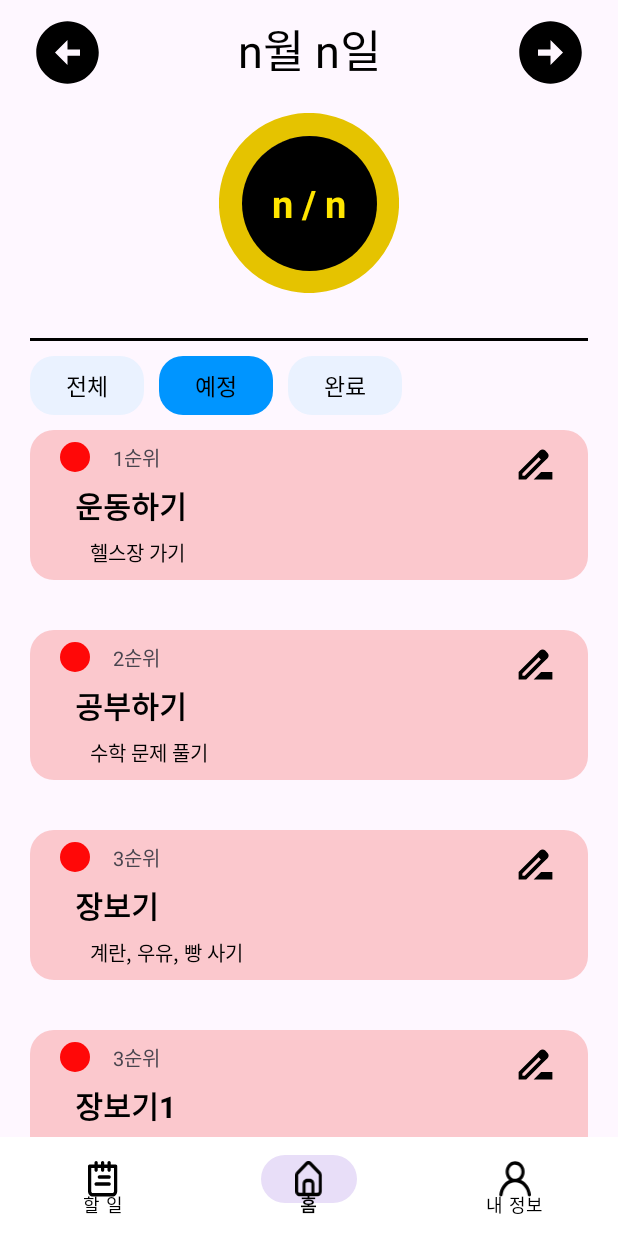
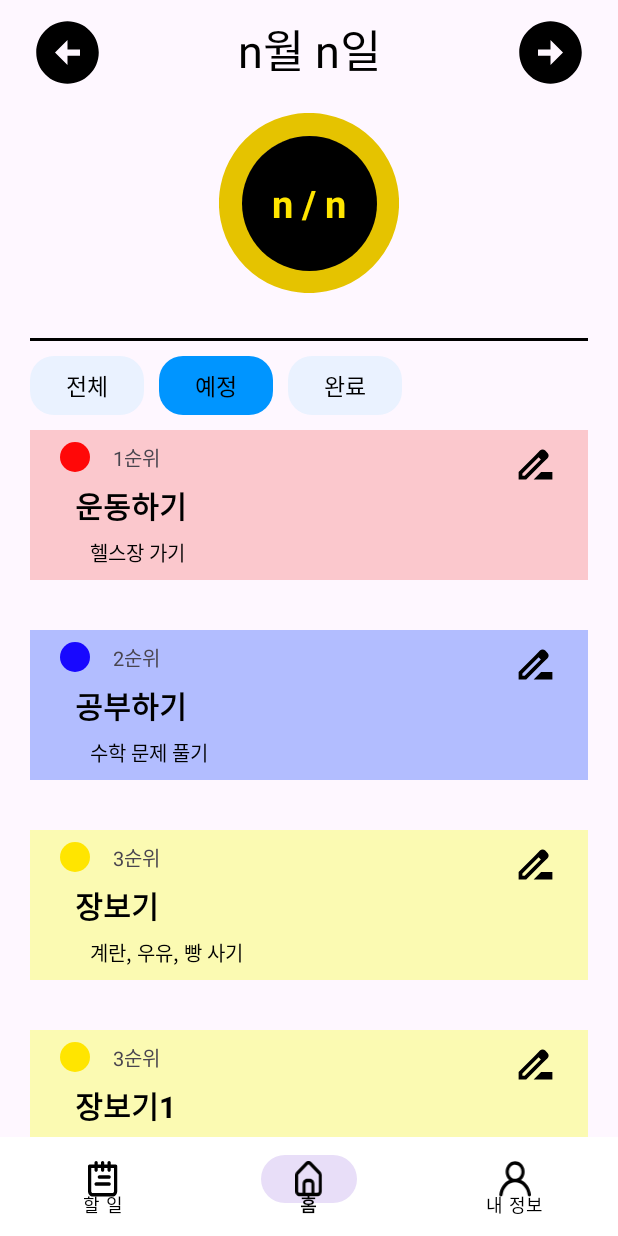
Before and after one commit to OSSW-HideInBash/Android, an Android app: the fragment TodoFragment placed in its activity, on a phone screen of 412 x 824 dp. Run offline under Robolectric (Android 15) with nearby library versions, the phone set to English and light mode, and no system bars.

Commit message:
[Feat] Todo Recycler View 우선 순위에 따라 색상 변경

```diff
--- a/app/src/main/java/com/hideinbash/tododudu/TodoAdapter.kt
+++ b/app/src/main/java/com/hideinbash/tododudu/TodoAdapter.kt
@@ -5,6 +5,7 @@ import android.view.View
 import android.view.ViewGroup
 import android.widget.ImageView
 import android.widget.TextView
+import androidx.core.content.ContextCompat
 import androidx.recyclerview.widget.RecyclerView
 
 class TodoAdapter(private val items: List<Todo>) :
@@ -19,9 +20,23 @@ class TodoAdapter(private val items: List<Todo>) :
         val item = items[position]
         holder.title.text = item.title
         holder.desc.text = item.description
-        // 우선순위 표시 (예시)
         holder.orderText.text = "${item.priority}순위"
-        // 필요 시 날짜, 완료 여부 등 추가 표시 가능
+
+        // priority에 따라 색 변경
+        when (item.priority) {
+            1 -> {
+                holder.itemView.setBackgroundColor(holder.itemView.context.getColor(R.color.first_red_bg))
+                holder.orderIcon.setColorFilter(ContextCompat.getColor(holder.itemView.context, R.color.first_red))
+            }
+            2 -> {
+                holder.itemView.setBackgroundColor(holder.itemView.context.getColor(R.color.second_blue_bg))
+                holder.orderIcon.setColorFilter(ContextCompat.getColor(holder.itemView.context, R.color.second_blue))
+            }
+            3 -> {
+                holder.itemView.setBackgroundColor(holder.itemView.context.getColor(R.color.third_yellow_bg))
+                holder.orderIcon.setColorFilter(ContextCompat.getColor(holder.itemView.context, R.color.third_yellow))
+            }
+        }
     }
 
     override fun getItemCount() = items.size
--- a/app/src/main/res/layout/item_todo.xml
+++ b/app/src/main/res/layout/item_todo.xml
@@ -3,8 +3,7 @@
     android:layout_width="match_parent"
     android:layout_height="100dp"
     xmlns:app="http://schemas.android.com/apk/res-auto"
-    android:background="@drawable/round_rect"
-    android:backgroundTint="@color/first_red_bg">
+    android:background="@drawable/round_rect">
 
     <ImageView
         android:id="@+id/todo_item_order_iv"
```
